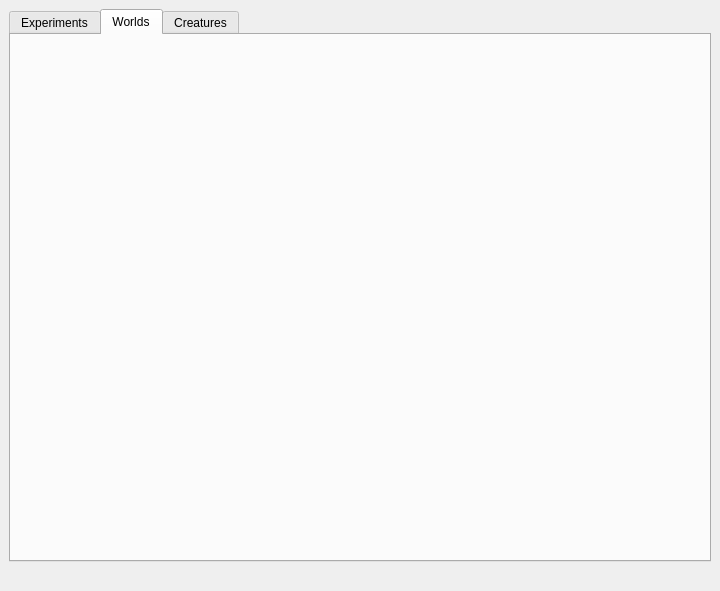
First picture: the form in src/genelab/core/ui/widgets/experiments/ressourcesbrowser.ui, repository GeneCraft/GeneCraft-Project, before the edit.
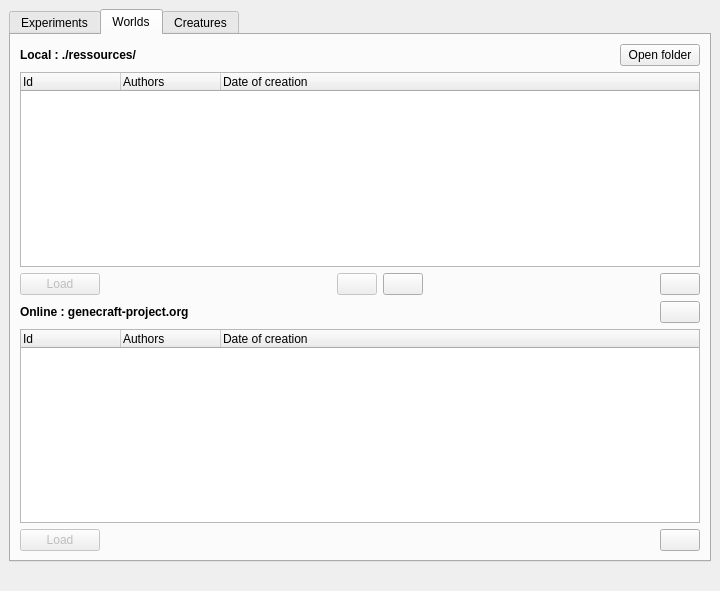
Second picture: the form after the edit. The open tabs and pages were chosen to show the change. Icons and pictures are not drawn.

Commit message:
+ World dans le ressource browser (pas fini)
* amélioration de la sauvgardes des ressource ( Download )

What changed in the file:
```diff
--- a/src/genelab/core/ui/widgets/experiments/ressourcesbrowser.ui
+++ b/src/genelab/core/ui/widgets/experiments/ressourcesbrowser.ui
@@ -297,6 +297,257 @@
           <attribute name="title">
            <string>Worlds</string>
           </attribute>
+          <layout class="QVBoxLayout" name="verticalLayout_4">
+           <item>
+            <layout class="QHBoxLayout" name="horizontalLayout_17">
+             <item>
+              <widget class="QLabel" name="label_9">
+               <property name="font">
+                <font>
+                 <weight>75</weight>
+                 <bold>true</bold>
+                </font>
+               </property>
+               <property name="text">
+                <string>Local : ./ressources/</string>
+               </property>
+              </widget>
+             </item>
+             <item>
+              <widget class="QPushButton" name="pbOpenWorldsFolder">
+               <property name="sizePolicy">
+                <sizepolicy hsizetype="Fixed" vsizetype="Fixed">
+                 <horstretch>0</horstretch>
+                 <verstretch>0</verstretch>
+                </sizepolicy>
+               </property>
+               <property name="text">
+                <string>Open folder</string>
+               </property>
+               <property name="icon">
+                <iconset resource="../../../ressources/ressources.qrc">
+                 <normaloff>:/img/icons/experiment_browse</normaloff>:/img/icons/experiment_browse</iconset>
+               </property>
+              </widget>
+             </item>
+            </layout>
+           </item>
+           <item>
+            <widget class="QTreeWidget" name="twLocalWorlds">
+             <column>
+              <property name="text">
+               <string>Id</string>
+              </property>
+             </column>
+             <column>
+              <property name="text">
+               <string>Authors</string>
+              </property>
+             </column>
+             <column>
+              <property name="text">
+               <string>Date of creation</string>
+              </property>
+             </column>
+            </widget>
+           </item>
+           <item>
+            <layout class="QHBoxLayout" name="horizontalLayout_19">
+             <item>
+              <widget class="QPushButton" name="pbLoadLocalWorld">
+               <property name="enabled">
+                <bool>false</bool>
+               </property>
+               <property name="text">
+                <string>Load</string>
+               </property>
+               <property name="icon">
+                <iconset resource="../../../ressources/ressources.qrc">
+                 <normaloff>:/img/icons/experiment_load</normaloff>:/img/icons/experiment_load</iconset>
+               </property>
+              </widget>
+             </item>
+             <item>
+              <spacer name="horizontalSpacer_19">
+               <property name="orientation">
+                <enum>Qt::Horizontal</enum>
+               </property>
+               <property name="sizeHint" stdset="0">
+                <size>
+                 <width>40</width>
+                 <height>20</height>
+                </size>
+               </property>
+              </spacer>
+             </item>
+             <item>
+              <widget class="QPushButton" name="pbShareWorld">
+               <property name="enabled">
+                <bool>false</bool>
+               </property>
+               <property name="toolTip">
+                <string>Upload</string>
+               </property>
+               <property name="text">
+                <string/>
+               </property>
+               <property name="icon">
+                <iconset resource="../../../ressources/ressources.qrc">
+                 <normaloff>:/img/icons/down</normaloff>:/img/icons/down</iconset>
+               </property>
+              </widget>
+             </item>
+             <item>
+              <widget class="QPushButton" name="pbSaveWorld">
+               <property name="toolTip">
+                <string>Download</string>
+               </property>
+               <property name="text">
+                <string/>
+               </property>
+               <property name="icon">
+                <iconset resource="../../../ressources/ressources.qrc">
+                 <normaloff>:/img/icons/up</normaloff>:/img/icons/up</iconset>
+               </property>
+              </widget>
+             </item>
+             <item>
+              <spacer name="horizontalSpacer_20">
+               <property name="orientation">
+                <enum>Qt::Horizontal</enum>
+               </property>
+               <property name="sizeHint" stdset="0">
+                <size>
+                 <width>40</width>
+                 <height>20</height>
+                </size>
+               </property>
+              </spacer>
+             </item>
+             <item>
+              <widget class="QPushButton" name="pbRefreshLocalWorlds">
+               <property name="sizePolicy">
+                <sizepolicy hsizetype="Minimum" vsizetype="Fixed">
+                 <horstretch>0</horstretch>
+                 <verstretch>0</verstretch>
+                </sizepolicy>
+               </property>
+               <property name="text">
+                <string/>
+               </property>
+               <property name="icon">
+                <iconset resource="../../../ressources/ressources.qrc">
+                 <normaloff>:/img/icons/refresh</normaloff>:/img/icons/refresh</iconset>
+               </property>
+              </widget>
+             </item>
+            </layout>
+           </item>
+           <item>
+            <layout class="QHBoxLayout" name="horizontalLayout_18">
+             <item>
+              <widget class="QLabel" name="label_10">
+               <property name="font">
+                <font>
+                 <weight>75</weight>
+                 <bold>true</bold>
+                </font>
+               </property>
+               <property name="text">
+                <string>Online : genecraft-project.org</string>
+               </property>
+              </widget>
+             </item>
+             <item>
+              <spacer name="horizontalSpacer_18">
+               <property name="orientation">
+                <enum>Qt::Horizontal</enum>
+               </property>
+               <property name="sizeHint" stdset="0">
+                <size>
+                 <width>40</width>
+                 <height>20</height>
+                </size>
+               </property>
+              </spacer>
+             </item>
+             <item>
+              <widget class="QPushButton" name="pbInfoWorlds">
+               <property name="text">
+                <string/>
+               </property>
+               <property name="icon">
+                <iconset resource="../../../ressources/ressources.qrc">
+                 <normaloff>:/img/icons/information</normaloff>:/img/icons/information</iconset>
+               </property>
+              </widget>
+             </item>
+            </layout>
+           </item>
+           <item>
+            <widget class="QTreeWidget" name="twOnlineWorlds">
+             <column>
+              <property name="text">
+               <string>Id</string>
+              </property>
+             </column>
+             <column>
+              <property name="text">
+               <string>Authors</string>
+              </property>
+             </column>
+             <column>
+              <property name="text">
+               <string>Date of creation</string>
+              </property>
+             </column>
+            </widget>
+           </item>
+           <item>
+            <layout class="QHBoxLayout" name="horizontalLayout_16">
+             <item>
+              <widget class="QPushButton" name="pbLoadOnlineWorld">
+               <property name="enabled">
+                <bool>false</bool>
+               </property>
+               <property name="text">
+                <string>Load</string>
+               </property>
+               <property name="icon">
+                <iconset resource="../../../ressources/ressources.qrc">
+                 <normaloff>:/img/icons/experiment_load</normaloff>:/img/icons/experiment_load</iconset>
+               </property>
+              </widget>
+             </item>
+             <item>
+              <spacer name="horizontalSpacer_17">
+               <property name="orientation">
+                <enum>Qt::Horizontal</enum>
+               </property>
+               <property name="sizeHint" stdset="0">
+                <size>
+                 <width>40</width>
+                 <height>20</height>
+                </size>
+               </property>
+              </spacer>
+             </item>
+             <item>
+              <widget class="QPushButton" name="pbRefreshOnlineWorlds">
+               <property name="text">
+                <string/>
+               </property>
+               <property name="icon">
+                <iconset resource="../../../ressources/ressources.qrc">
+                 <normaloff>:/img/icons/refresh</normaloff>:/img/icons/refresh</iconset>
+               </property>
+              </widget>
+             </item>
+            </layout>
+           </item>
+          </layout>
+          <zorder>twOnlineWorlds</zorder>
+          <zorder>twLocalWorlds</zorder>
          </widget>
          <widget class="QWidget" name="tab_3">
           <attribute name="icon">
```
Left out of the diff: 60 changed lines with no effect on the pictures. The commit also changes 5 other files.
